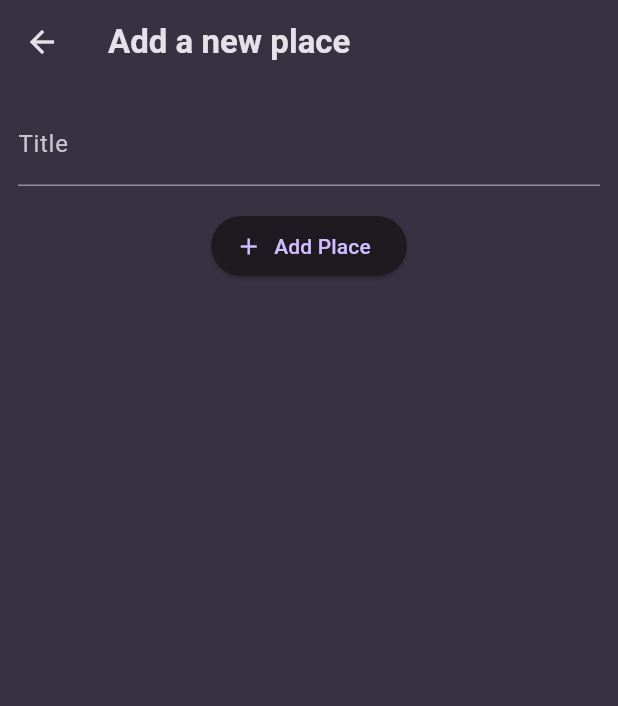
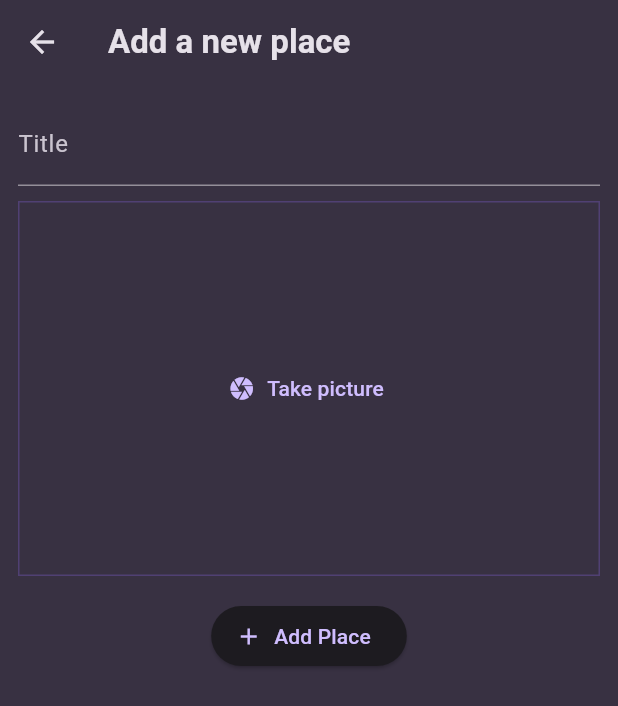
Before and after one commit to Junaidchohan/Favorite-Places-App, a Flutter app: the AddPlaceScreen screen opened directly, on a phone screen of 412 x 824 dp. Shown: the top 706 px of the screen. Run offline on Flutter 3.47's test engine with Material 3 defaults, Android fonts, the phone set to English and light mode, and no system bars; our stand-ins replace flutter_riverpod, google_fonts.

Commit message:
Adding a Pick Image Input

```diff
--- a/lib/screens/add_place.dart
+++ b/lib/screens/add_place.dart
@@ -1,4 +1,5 @@
 import 'package:facorite_places/providers/user_places.dart';
+import 'package:facorite_places/widgets/image_input.dart';
 import 'package:flutter/material.dart';
 import 'package:flutter_riverpod/flutter_riverpod.dart';
 
@@ -41,6 +42,9 @@
               controller: _titleController,
               style: TextStyle(color: Theme.of(context).colorScheme.onSurface),
             ),
+            SizedBox(height: 10),
+
+            ImageInput(),
             SizedBox(height: 16),
             ElevatedButton.icon(
               onPressed: _savePlaces,
--- /dev/null
+++ b/lib/widgets/image_input.dart
@@ -0,0 +1,30 @@
+import 'package:flutter/material.dart';
+
+class ImageInput extends StatefulWidget {
+  const ImageInput({super.key});
+
+  @override
+  State<ImageInput> createState() => _ImageInputState();
+}
+
+class _ImageInputState extends State<ImageInput> {
+  @override
+  Widget build(BuildContext context) {
+    return Container(
+      decoration: BoxDecoration(
+        border: Border.all(
+          width: 1,
+          color: Theme.of(context).primaryColor.withValues(alpha: 0.5),
+        ),
+      ),
+      height: 250,
+      width: double.infinity,
+      alignment: Alignment.center,
+      child: TextButton.icon(
+        icon: Icon(Icons.camera),
+        label: Text("Take picture"),
+        onPressed: () {},
+      ),
+    );
+  }
+}
```
